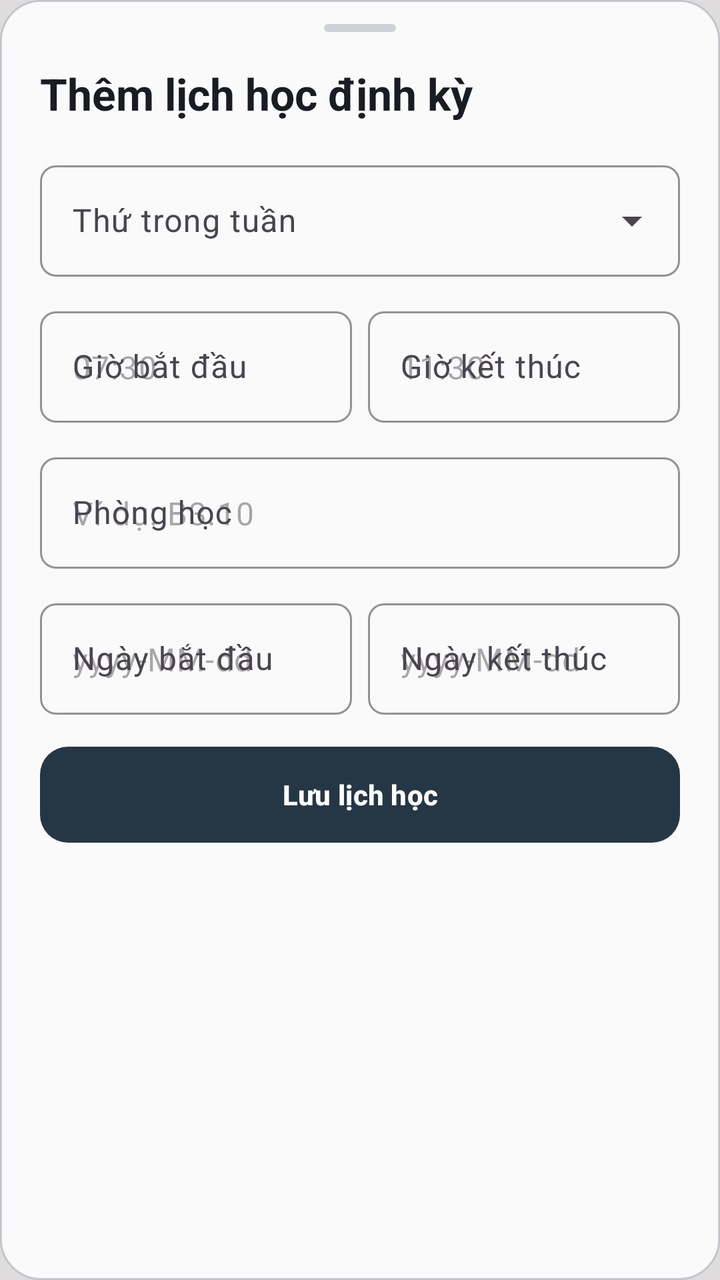
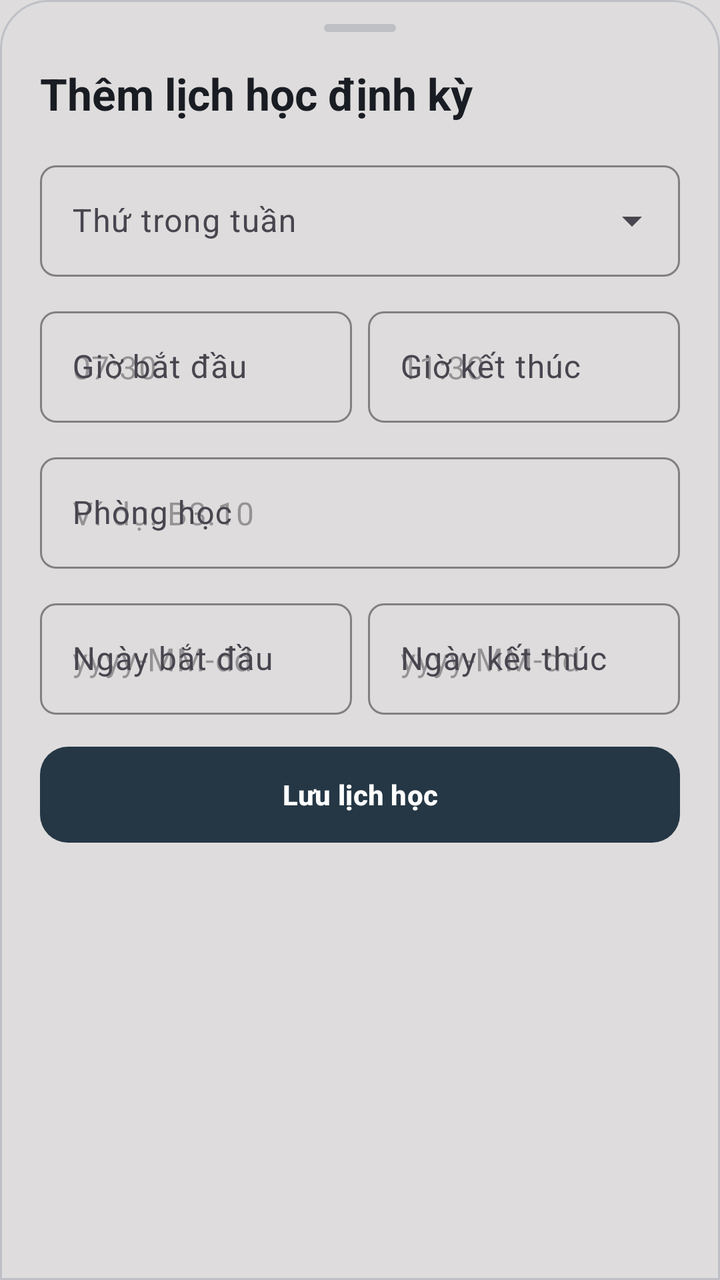

An Android layout rendered at two revisions. The XML below is the earlier revision; the diff shows what the commit changed to produce the second picture.
<!-- AndroidManifest.xml: application theme Theme.UniClassApp -->
<!-- res/layout/bottom_sheet_create_schedule.xml -->
<?xml version="1.0" encoding="utf-8"?>
<androidx.core.widget.NestedScrollView xmlns:android="http://schemas.android.com/apk/res/android"
    xmlns:app="http://schemas.android.com/apk/res-auto"
    android:layout_width="match_parent"
    android:layout_height="wrap_content"
    android:fillViewport="true">

    <LinearLayout
        android:layout_width="match_parent"
        android:layout_height="wrap_content"
        android:background="@drawable/bg_surface_card"
        android:orientation="vertical"
        android:paddingHorizontal="@dimen/space_20"
        android:paddingTop="@dimen/space_12"
        android:paddingBottom="@dimen/space_24">

        
        <View
            android:id="@+id/viewDragHandle"
            android:layout_width="36dp"
            android:layout_height="4dp"
            android:layout_gravity="center_horizontal"
            android:background="@drawable/bg_drag_handle" />

        
        <TextView
            android:id="@+id/tvScheduleTitleHeader"
            style="@style/TextAppearance.EduLens.Headline"
            android:layout_width="match_parent"
            android:layout_height="wrap_content"
            android:layout_marginTop="@dimen/space_16"
            android:text="@string/bottom_sheet_create_schedule_title" />

        
        <com.google.android.material.textfield.TextInputLayout
            android:id="@+id/tilDayOfWeek"
            style="@style/Widget.Material3.TextInputLayout.OutlinedBox.ExposedDropdownMenu"
            android:layout_width="match_parent"
            android:layout_height="wrap_content"
            android:layout_marginTop="@dimen/space_16"
            android:hint="@string/label_day_of_week"
            app:boxCornerRadiusBottomEnd="@dimen/radius_sm"
            app:boxCornerRadiusBottomStart="@dimen/radius_sm"
            app:boxCornerRadiusTopEnd="@dimen/radius_sm"
            app:boxCornerRadiusTopStart="@dimen/radius_sm"
            app:boxStrokeColor="@color/color_primary">

            <AutoCompleteTextView
                android:id="@+id/actDayOfWeek"
                android:layout_width="match_parent"
                android:layout_height="wrap_content"
                android:inputType="none"
                android:textColor="@color/text_primary" />
        </com.google.android.material.textfield.TextInputLayout>

        
        <LinearLayout
            android:layout_width="match_parent"
            android:layout_height="wrap_content"
            android:layout_marginTop="@dimen/space_12"
            android:orientation="horizontal">

            <com.google.android.material.textfield.TextInputLayout
                android:id="@+id/tilStartTime"
                style="@style/Widget.Material3.TextInputLayout.OutlinedBox"
                android:layout_width="0dp"
                android:layout_height="wrap_content"
                android:layout_marginEnd="@dimen/space_4"
                android:layout_weight="1"
                android:hint="@string/label_start_time"
                app:boxCornerRadiusBottomEnd="@dimen/radius_sm"
                app:boxCornerRadiusBottomStart="@dimen/radius_sm"
                app:boxCornerRadiusTopEnd="@dimen/radius_sm"
                app:boxCornerRadiusTopStart="@dimen/radius_sm"
                app:boxStrokeColor="@color/color_primary">

                <com.google.android.material.textfield.TextInputEditText
                    android:id="@+id/edtStartTime"
                    android:layout_width="match_parent"
                    android:layout_height="wrap_content"
                    android:clickable="true"
                    android:cursorVisible="false"
                    android:focusable="false"
                    android:hint="07:30"
                    android:textColor="@color/text_primary" />
            </com.google.android.material.textfield.TextInputLayout>

            <com.google.android.material.textfield.TextInputLayout
                android:id="@+id/tilEndTime"
                style="@style/Widget.Material3.TextInputLayout.OutlinedBox"
                android:layout_width="0dp"
                android:layout_height="wrap_content"
                android:layout_marginStart="@dimen/space_4"
                android:layout_weight="1"
                android:hint="@string/label_end_time"
                app:boxCornerRadiusBottomEnd="@dimen/radius_sm"
                app:boxCornerRadiusBottomStart="@dimen/radius_sm"
                app:boxCornerRadiusTopEnd="@dimen/radius_sm"
                app:boxCornerRadiusTopStart="@dimen/radius_sm"
                app:boxStrokeColor="@color/color_primary">

                <com.google.android.material.textfield.TextInputEditText
                    android:id="@+id/edtEndTime"
                    android:layout_width="match_parent"
                    android:layout_height="wrap_content"
                    android:clickable="true"
                    android:cursorVisible="false"
                    android:focusable="false"
                    android:hint="11:30"
                    android:textColor="@color/text_primary" />
            </com.google.android.material.textfield.TextInputLayout>
        </LinearLayout>

        
        <com.google.android.material.textfield.TextInputLayout
            android:id="@+id/tilRoom"
            style="@style/Widget.Material3.TextInputLayout.OutlinedBox"
            android:layout_width="match_parent"
            android:layout_height="wrap_content"
            android:layout_marginTop="@dimen/space_12"
            android:hint="@string/label_room"
            app:boxCornerRadiusBottomEnd="@dimen/radius_sm"
            app:boxCornerRadiusBottomStart="@dimen/radius_sm"
            app:boxCornerRadiusTopEnd="@dimen/radius_sm"
            app:boxCornerRadiusTopStart="@dimen/radius_sm"
            app:boxStrokeColor="@color/color_primary">

            <com.google.android.material.textfield.TextInputEditText
                android:id="@+id/edtRoom"
                android:layout_width="match_parent"
                android:layout_height="wrap_content"
                android:hint="Ví dụ: B3.10"
                android:inputType="textCapCharacters"
                android:maxLines="1"
                android:textColor="@color/text_primary" />
        </com.google.android.material.textfield.TextInputLayout>

        
        <LinearLayout
            android:layout_width="match_parent"
            android:layout_height="wrap_content"
            android:layout_marginTop="@dimen/space_12"
            android:orientation="horizontal">

            <com.google.android.material.textfield.TextInputLayout
                android:id="@+id/tilStartDate"
                style="@style/Widget.Material3.TextInputLayout.OutlinedBox"
                android:layout_width="0dp"
                android:layout_height="wrap_content"
                android:layout_marginEnd="@dimen/space_4"
                android:layout_weight="1"
                android:hint="@string/label_start_date"
                app:boxCornerRadiusBottomEnd="@dimen/radius_sm"
                app:boxCornerRadiusBottomStart="@dimen/radius_sm"
                app:boxCornerRadiusTopEnd="@dimen/radius_sm"
                app:boxCornerRadiusTopStart="@dimen/radius_sm"
                app:boxStrokeColor="@color/color_primary">

                <com.google.android.material.textfield.TextInputEditText
                    android:id="@+id/edtStartDate"
                    android:layout_width="match_parent"
                    android:layout_height="wrap_content"
                    android:clickable="true"
                    android:cursorVisible="false"
                    android:focusable="false"
                    android:hint="yyyy-MM-dd"
                    android:textColor="@color/text_primary" />
            </com.google.android.material.textfield.TextInputLayout>

            <com.google.android.material.textfield.TextInputLayout
                android:id="@+id/tilEndDate"
                style="@style/Widget.Material3.TextInputLayout.OutlinedBox"
                android:layout_width="0dp"
                android:layout_height="wrap_content"
                android:layout_marginStart="@dimen/space_4"
                android:layout_weight="1"
                android:hint="@string/label_end_date"
                app:boxCornerRadiusBottomEnd="@dimen/radius_sm"
                app:boxCornerRadiusBottomStart="@dimen/radius_sm"
                app:boxCornerRadiusTopEnd="@dimen/radius_sm"
                app:boxCornerRadiusTopStart="@dimen/radius_sm"
                app:boxStrokeColor="@color/color_primary">

                <com.google.android.material.textfield.TextInputEditText
                    android:id="@+id/edtEndDate"
                    android:layout_width="match_parent"
                    android:layout_height="wrap_content"
                    android:clickable="true"
                    android:cursorVisible="false"
                    android:focusable="false"
                    android:hint="yyyy-MM-dd"
                    android:textColor="@color/text_primary" />
            </com.google.android.material.textfield.TextInputLayout>
        </LinearLayout>

        
        <ProgressBar
            android:id="@+id/pbLoading"
            android:layout_width="wrap_content"
            android:layout_height="wrap_content"
            android:layout_gravity="center_horizontal"
            android:layout_marginTop="@dimen/space_12"
            android:visibility="gone" />

        
        <com.google.android.material.button.MaterialButton
            android:id="@+id/btnSubmitSchedule"
            style="@style/Widget.EduLens.Button.Filled"
            android:layout_width="match_parent"
            android:layout_height="@dimen/button_height_lg"
            android:layout_marginTop="@dimen/space_16"
            android:text="@string/btn_save_schedule" />
    </LinearLayout>
</androidx.core.widget.NestedScrollView>
<!-- resources referenced by this layout -->
<resources>
  <color name="color_primary">#253745</color>
  <color name="text_primary">@color/uc_text_primary</color>
  <dimen name="button_height_lg">48dp</dimen>
  <dimen name="radius_sm">8dp</dimen>
  <dimen name="space_12">12dp</dimen>
  <dimen name="space_16">16dp</dimen>
  <dimen name="space_20">20dp</dimen>
  <dimen name="space_24">24dp</dimen>
  <dimen name="space_4">4dp</dimen>
  <!-- drawable bg_drag_handle (drawable) -->
  <?xml version="1.0" encoding="utf-8"?>
  <shape xmlns:android="http://schemas.android.com/apk/res/android"
      android:shape="rectangle">
      <corners android:radius="@dimen/radius_pill" />
      <solid android:color="@color/outline_border" />
      <size
          android:width="36dp"
          android:height="4dp" />
  </shape>
  <!-- drawable bg_surface_card (drawable) -->
  <?xml version="1.0" encoding="utf-8"?>
  <shape xmlns:android="http://schemas.android.com/apk/res/android"
      android:shape="rectangle">
      <solid android:color="@color/uc_surface_card" />
      <stroke
          android:width="1dp"
          android:color="@color/uc_border_card" />
      <corners android:radius="20dp" />
  </shape>
  <string name="bottom_sheet_create_schedule_title">Thêm lịch học định kỳ</string>
  <string name="btn_save_schedule">Lưu lịch học</string>
  <string name="label_day_of_week">Thứ trong tuần</string>
  <string name="label_end_date">Ngày kết thúc</string>
  <string name="label_end_time">Giờ kết thúc</string>
  <string name="label_room">Phòng học</string>
  <string name="label_start_date">Ngày bắt đầu</string>
  <string name="label_start_time">Giờ bắt đầu</string>
  <style name="TextAppearance.EduLens.Headline" parent="TextAppearance.Material3.HeadlineSmall">
          <item name="android:textSize">22sp</item>
          <item name="android:textStyle">bold</item>
          <item name="android:textColor">@color/text_primary</item>
      </style>
  <style name="Widget.EduLens.Button.Filled" parent="Widget.Material3.Button">
          <item name="android:minHeight">@dimen/button_height_md</item>
          <item name="android:insetTop">0dp</item>
          <item name="android:insetBottom">0dp</item>
          <item name="backgroundTint">@color/uc_btn_primary_bg</item>
          <item name="android:textColor">@color/uc_btn_primary_text</item>
          <item name="iconTint">@color/uc_btn_primary_text</item>
          <item name="cornerRadius">14dp</item>
          <item name="android:textAllCaps">false</item>
          <item name="android:textStyle">bold</item>
      </style>
  <style name="Theme.UniClassApp" parent="Base.Theme.UniClassApp" />
  <color name="uc_text_primary">#191D23</color>
  <dimen name="radius_pill">999dp</dimen>
  <color name="outline_border">@color/uc_border_card</color>
  <color name="uc_surface_card">#D9FFFFFF</color>
  <color name="uc_border_card">#73989DAA</color>
  <dimen name="button_height_md">40dp</dimen>
  <color name="uc_btn_primary_bg">#253745</color>
  <color name="uc_btn_primary_text">#FFFFFF</color>
  <style name="Base.Theme.UniClassApp" parent="Theme.Material3.DayNight.NoActionBar">
          <item name="colorPrimary">@color/p2_teal</item>
          <item name="colorSecondary">@color/p2_lavender</item>
          <item name="colorSurface">@color/uc_bg_canvas</item>
          <item name="android:colorBackground">@color/uc_bg_canvas</item>
          <item name="colorError">@color/color_error</item>
          <item name="android:statusBarColor">@color/uc_bg_canvas</item>
          <item name="android:windowLightStatusBar" tools:targetApi="m">true</item>
      </style>
  <color name="p2_teal">#57707A</color>
  <color name="p2_lavender">#C5BAC4</color>
  <color name="uc_bg_canvas">#DEDCDC</color>
  <color name="color_error">#DC2626</color>
</resources>

<!-- the commit's change to res/layout/bottom_sheet_create_schedule.xml (unified diff, before → after) -->
@@ -8,7 +8,7 @@
     <LinearLayout
         android:layout_width="match_parent"
         android:layout_height="wrap_content"
-        android:background="@drawable/bg_surface_card"
+        android:background="@drawable/bg_unified_bottom_sheet"
         android:orientation="vertical"
         android:paddingHorizontal="@dimen/space_20"
         android:paddingTop="@dimen/space_12"
<!-- resource entries referenced after the edit -->
@@ -19,15 +19,17 @@
           android:width="36dp"
           android:height="4dp" />
   </shape>
-  <!-- drawable bg_surface_card (drawable) -->
+  <!-- drawable bg_unified_bottom_sheet (drawable) -->
   <?xml version="1.0" encoding="utf-8"?>
   <shape xmlns:android="http://schemas.android.com/apk/res/android"
       android:shape="rectangle">
-      <solid android:color="@color/uc_surface_card" />
+      <solid android:color="@color/uc_bg_bottom_nav" />
+      <corners
+          android:topLeftRadius="24dp"
+          android:topRightRadius="24dp" />
       <stroke
           android:width="1dp"
           android:color="@color/uc_border_card" />
-      <corners android:radius="20dp" />
   </shape>
   <string name="bottom_sheet_create_schedule_title">Thêm lịch học định kỳ</string>
   <string name="btn_save_schedule">Lưu lịch học</string>
@@ -57,7 +59,7 @@
   <color name="uc_text_primary">#191D23</color>
   <dimen name="radius_pill">999dp</dimen>
   <color name="outline_border">@color/uc_border_card</color>
-  <color name="uc_surface_card">#D9FFFFFF</color>
+  <color name="uc_bg_bottom_nav">@color/uc_bg_canvas</color>
   <color name="uc_border_card">#73989DAA</color>
   <dimen name="button_height_md">40dp</dimen>
   <color name="uc_btn_primary_bg">#253745</color>
